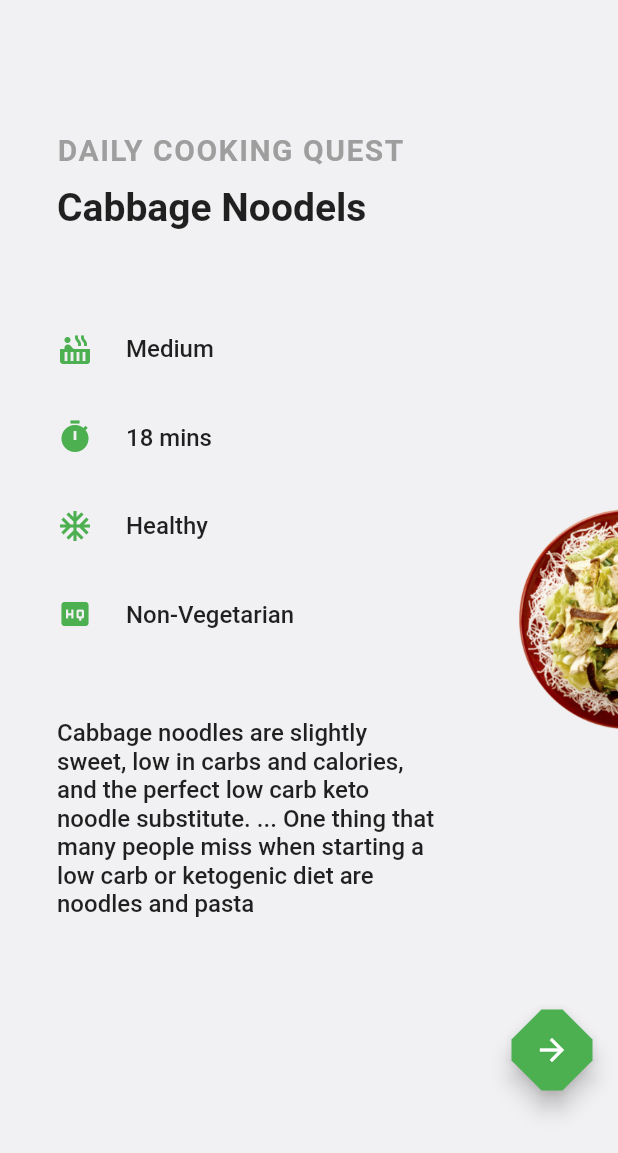
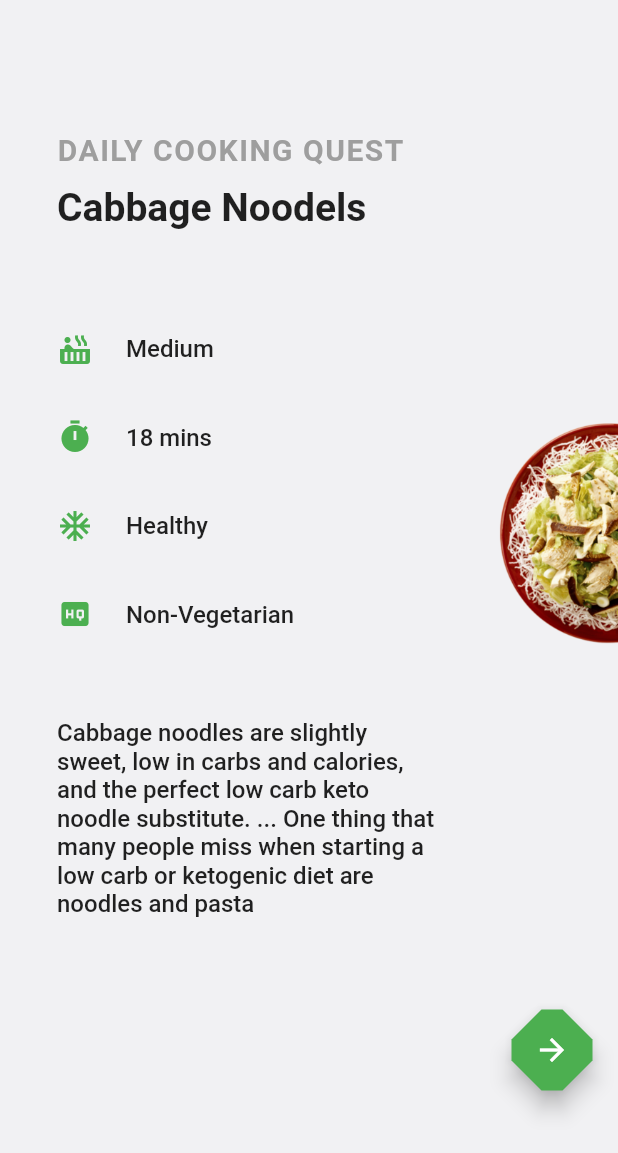
Before and after one commit to sujan-lama/ui_challenge_cooking, a Flutter app: the screen it shows after launch, on a phone screen of 412 x 824 dp. Shown: the top 1153 px of the screen. Run offline on Flutter 3.47's test engine with Material 2 defaults, Android fonts, the phone set to English and light mode, and no system bars.

Commit message:
Update README.md

```diff
--- a/lib/ui/home_page.dart
+++ b/lib/ui/home_page.dart
@@ -120,8 +120,10 @@ class _HomePageState extends State<HomePage>
 
   Widget _buildPlate() {
     return Center(
+      child: Transform.translate(
+        offset: Offset(80.0, 0.0),
         child: Align(
-        alignment: AlignmentDirectional(1.8, 0.0),
+          alignment: Alignment(1.0,-0.2),
           child: Container(
             child: GestureDetector(
               onVerticalDragStart: _onVerticalDragStart,
@@ -141,6 +143,7 @@ class _HomePageState extends State<HomePage>
                       width: 180.0,
                       height: 250.0,
                       fit: BoxFit.fitWidth,
+                    ),
                   ),
                 ),
               ),
```
Also changed, not shown: 1 other file. Lines whose indentation alone changed are shown as unchanged.
